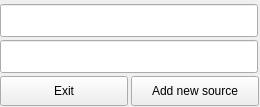
The window that ui_templates/adding_reference_window.ui (lai55ez-faire/reference_manager) describes before a commit, drawn with Qt 5.
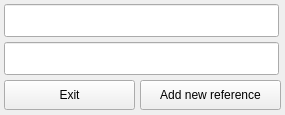
The same window after the commit.

Commit message:
Reference manager v0.81
Fixed bug with .gitignore
Static files added

Patch:
```diff
--- a/ui_templates/adding_reference_window.ui
+++ b/ui_templates/adding_reference_window.ui
@@ -6,8 +6,8 @@
    <rect>
     <x>0</x>
     <y>0</y>
-    <width>260</width>
-    <height>107</height>
+    <width>285</width>
+    <height>115</height>
    </rect>
   </property>
   <property name="windowTitle">
@@ -16,22 +16,22 @@
   <widget class="QPushButton" name="addButton">
    <property name="geometry">
     <rect>
-     <x>131</x>
-     <y>76</y>
-     <width>128</width>
+     <x>140</x>
+     <y>80</y>
+     <width>141</width>
      <height>30</height>
     </rect>
    </property>
    <property name="text">
-    <string>Add new source</string>
+    <string>Add new reference</string>
    </property>
   </widget>
   <widget class="QPushButton" name="exitButton">
    <property name="geometry">
     <rect>
-     <x>0</x>
-     <y>76</y>
-     <width>128</width>
+     <x>4</x>
+     <y>80</y>
+     <width>131</width>
      <height>30</height>
     </rect>
    </property>
@@ -42,9 +42,9 @@
   <widget class="QLineEdit" name="sourceName">
    <property name="geometry">
     <rect>
-     <x>0</x>
+     <x>4</x>
      <y>4</y>
-     <width>258</width>
+     <width>275</width>
      <height>33</height>
     </rect>
    </property>
@@ -52,9 +52,9 @@
   <widget class="QLineEdit" name="sourceURL">
    <property name="geometry">
     <rect>
-     <x>0</x>
-     <y>40</y>
-     <width>258</width>
+     <x>4</x>
+     <y>42</y>
+     <width>275</width>
      <height>33</height>
     </rect>
    </property>
```
Left out of the diff: 6 changed lines with no effect on the pictures. The commit also changes 9 other files.
